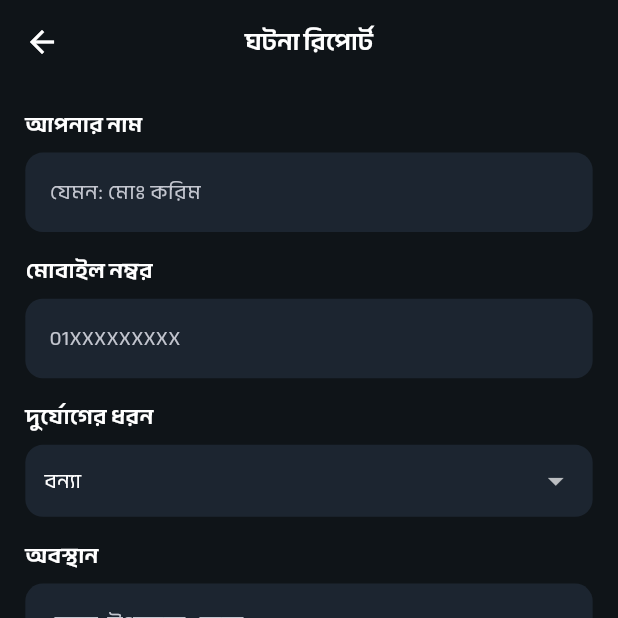
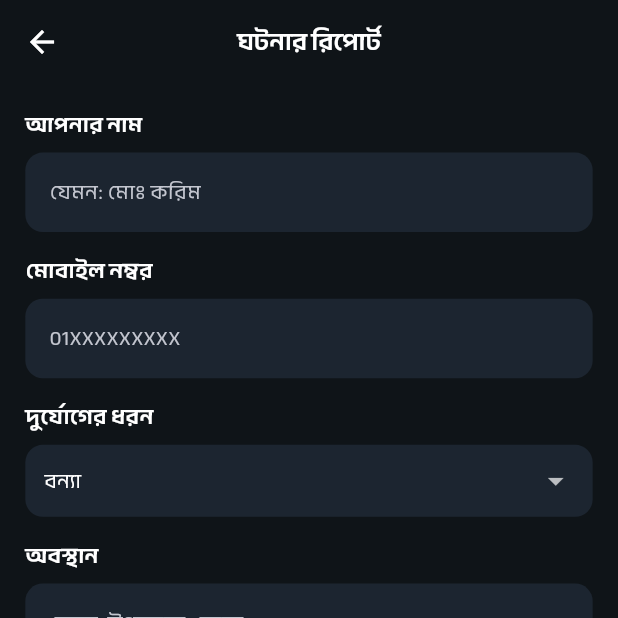
Before and after one commit to SadakatulShakil/Aware-App, a Flutter app: the AddIncidentReportPage screen opened by its route, on a phone screen of 412 x 824 dp, the top half of it. Run offline on Flutter 3.47's test engine with Material 3 defaults, Android fonts, the phone set to English and light mode, and no system bars; our stand-ins replace cached_network_image, carousel_slider, connectivity_plus, firebase_core, firebase_messaging, floor and 15 more; missing offline and left inert: nsfw_detector_flutter; accounts and stored records are empty; generated files the repository leaves out were written again; network calls fail.

```diff
--- a/lib/core/services/localization_string.dart
+++ b/lib/core/services/localization_string.dart
@@ -149,7 +149,7 @@ class LocalizationString extends Translations {
           'edit': 'সম্পাদনা',
           'delete': 'মুছুন',
 
-          'feels_like_label': 'অনুভূত হচ্ছে',
+          'feels_like_label': 'অনুভূত তাপমাত্রা',
           'temp_unit_full': '°সে',
           'temp_unit_short': 'সে',
           'banner_allow_location': 'সঠিক আবহাওয়া দেখতে অবস্থান অনুমতি দিন',
@@ -161,7 +161,7 @@ class LocalizationString extends Translations {
           'loading_weather': 'আবহাওয়া লোড হচ্ছে...',
           'retry': 'পুনরায় চেষ্টা করুন',
           'switching_location': 'লোকেশন পরিবর্তন হচ্ছে...',
-          'incident_report': 'ঘটনা রিপোর্ট',
+          'incident_report': 'ঘটনার রিপোর্ট',
 
           'notification_settings': 'নোটিফিকেশন সেটিংস',
           'notification_settings_subtitle': 'আপনার নোটিফিকেশন পছন্দ পরিচালনা করুন',
@@ -210,7 +210,7 @@ class LocalizationString extends Translations {
           // App drawer
           'drawer_about': 'অ্যাপ সম্পর্কে',
           'drawer_risk_information': 'ঝুঁকির তথ্য',
-          'drawer_incident_report': 'ঘটনা রিপোর্ট',
+          'drawer_incident_report': 'ঘটনার রিপোর্ট',
           'drawer_privacy_policy': 'গোপনীয়তা নীতি',
           'drawer_contact_us': 'যোগাযোগ করুন',
           'drawer_feedback': 'মতামত',
@@ -218,7 +218,7 @@ class LocalizationString extends Translations {
           'aware_full_name': 'Advanced Warning & Analytics for Risk & Emergencies',
 
           // Incident report page
-          'incident_report_page_title': 'ঘটনা রিপোর্ট',
+          'incident_report_page_title': 'ঘটনার রিপোর্ট',
           'see_more': 'আরও দেখুন...',
         },
       };
--- a/lib/features/drawer/data/models/drawer_item_model.dart
+++ b/lib/features/drawer/data/models/drawer_item_model.dart
@@ -4,6 +4,7 @@ class DrawerItem {
   final IconData icon;
   final String labelKey;
   final String route;
+  final Map<String, dynamic>? arguments;
 
-  const DrawerItem(this.icon, this.labelKey, this.route);
+  const DrawerItem(this.icon, this.labelKey, this.route, {this.arguments});
 }
--- a/lib/features/home/presentation/widgets/weather/base_weather_card.dart
+++ b/lib/features/home/presentation/widgets/weather/base_weather_card.dart
@@ -258,7 +258,7 @@ class BaseWeatherCard extends StatelessWidget {
             Icon(Icons.report_outlined, size: 13.r, color: textColor),
             SizedBox(width: 5.w),
             Text('incident_report'.tr,
-                style: AppFonts.style(fontSize: 11.sp, color: textColor, fontWeight: FontWeight.w700)),
+                style: AppFonts.style(fontSize: 11.sp, color: textColor, fontWeight: FontWeight.w600)),
           ],
         ),
       ),
--- a/lib/features/incident_report/pages/add_incident_report_page.dart
+++ b/lib/features/incident_report/pages/add_incident_report_page.dart
@@ -167,7 +167,7 @@ class _AddIncidentReportPageState extends State<AddIncidentReportPage> {
     return Scaffold(
       backgroundColor: c.scaffoldBg,
       appBar: AppBar(
-        title: Text(isBangla ? 'ঘটনা রিপোর্ট' : 'Incident Report',
+        title: Text(isBangla ? 'ঘটনার রিপোর্ট' : 'Incident Report',
             style: AppTextStyles.sectionTitle(c.textPrimary)),
       ),
       body: Form(
--- a/lib/features/incident_report/pages/incident_report_details_page.dart
+++ b/lib/features/incident_report/pages/incident_report_details_page.dart
@@ -38,7 +38,7 @@ class _IncidentReportDetailsPageState extends State<IncidentReportDetailsPage> {
     return Scaffold(
       backgroundColor: c.scaffoldBg,
       appBar: AppBar(
-        title: Text(isBangla ? 'ঘটনা বিস্তারিত' : 'Incident Details',
+        title: Text(isBangla ? 'ঘটনার বিস্তারিত তথ্য' : 'Incident Details',
             style: AppTextStyles.sectionTitle(c.textPrimary)),
       ),
       body: Padding(
--- a/lib/features/incident_report/pages/incident_report_page.dart
+++ b/lib/features/incident_report/pages/incident_report_page.dart
@@ -41,7 +41,7 @@ class _IncidentReportPageState extends State<IncidentReportPage> {
     return Scaffold(
       backgroundColor: c.scaffoldBg,
       appBar: AppBar(
-        title: Text(isBangla ? 'ঘটনা তালিকা' : 'Incident Report',
+        title: Text(isBangla ? 'ঘটনার তালিকা' : 'Incident Report',
             style: AppTextStyles.sectionTitle(c.textPrimary)),
         actions: [
           Padding(
```
Also changed, not shown: lib/features/drawer/presentation/widgets/app_drawer.dart (+9 -2 lines), lib/features/hazard/presentation/pages/hazard_webview_page.dart (+21 -3 lines).
